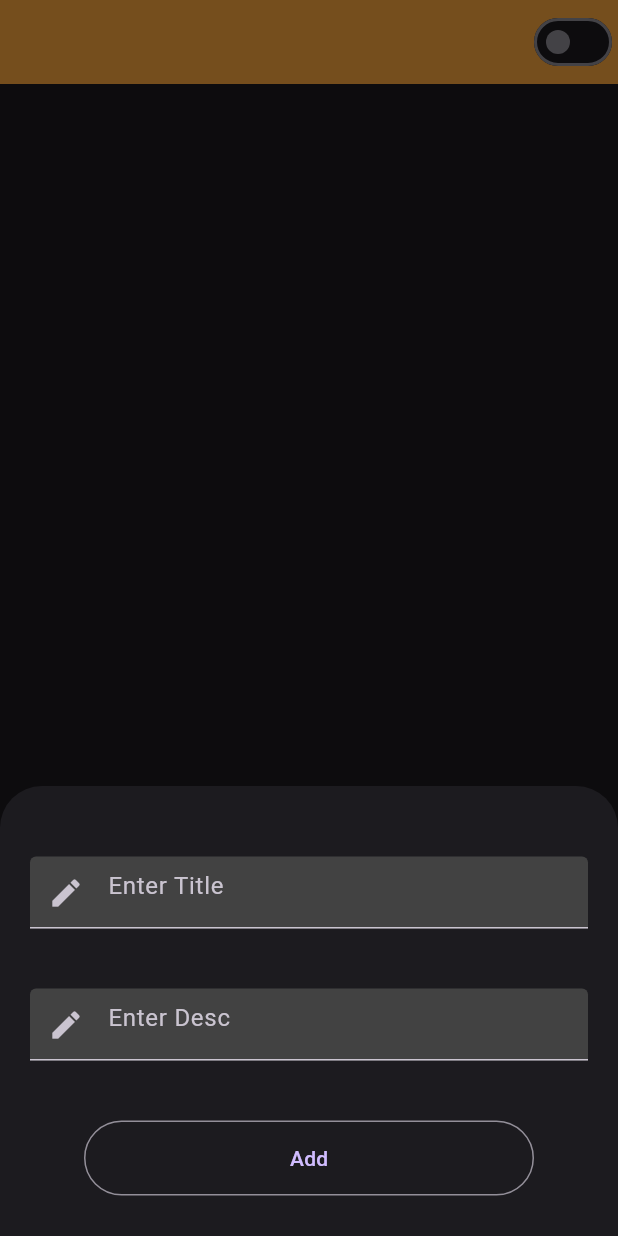
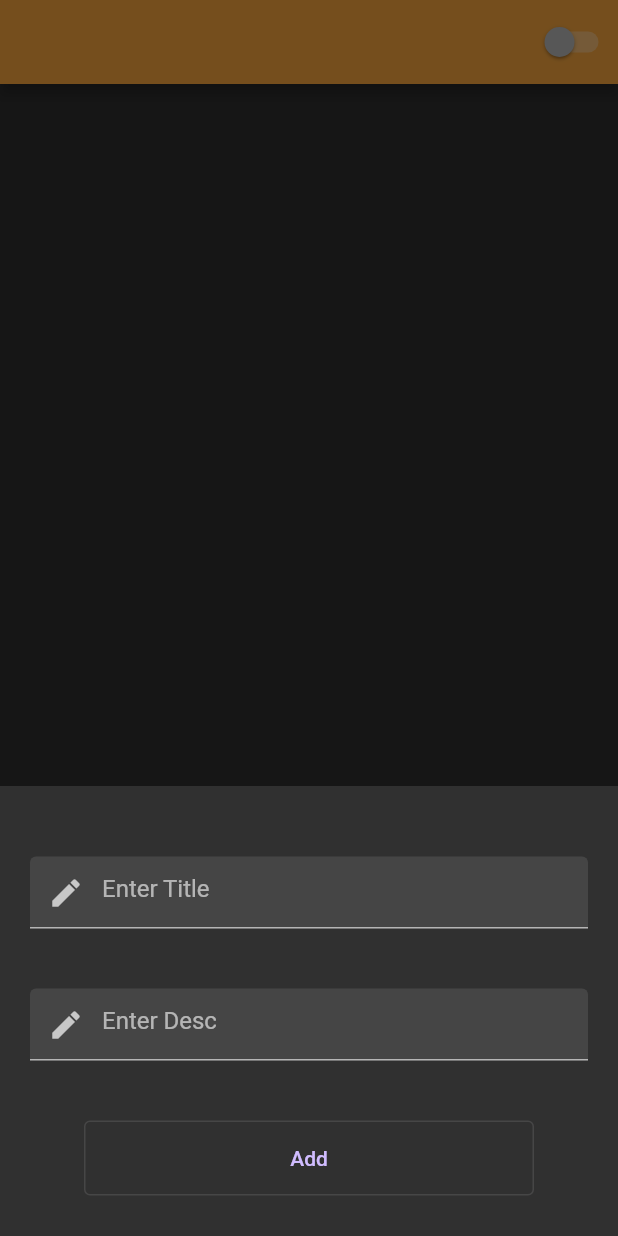
Before and after one commit to luffy-7132/wslc-226-database, a Flutter app: the screen it shows after launch, after a tap on the "add" icon, on a phone screen of 412 x 824 dp. Run offline on Flutter 3.47's test engine with Material 3 defaults, Android fonts, the phone set to English and light mode, and no system bars; our stand-ins replace sqflite; accounts and stored records are empty.

Commit message:
added theme

```diff
--- a/lib/app_Themes/app_theme.dart
+++ b/lib/app_Themes/app_theme.dart
@@ -1,10 +1,10 @@
 import 'package:flutter/material.dart';
 
 ThemeData lightMode =
-    ThemeData(useMaterial3: true, colorScheme: lightColorScheme);
+    ThemeData(useMaterial3: false, colorScheme: lightColorScheme);
 
 ThemeData darkMode =
-    ThemeData(useMaterial3: true, colorScheme: darkColorScheme);
+    ThemeData(useMaterial3: false, colorScheme: darkColorScheme);
 
 const lightColorScheme = ColorScheme(
   brightness: Brightness.light,
--- a/lib/custom_widgets/custom_widgets.dart
+++ b/lib/custom_widgets/custom_widgets.dart
@@ -3,13 +3,9 @@
 import 'package:flutter/material.dart';
 
 class Custom_Widgets {
-
-  static custom_textField (TextEditingController controller,
-  String text){
+  static custom_textField(TextEditingController controller, String text) {
     return Padding(
-      padding: const EdgeInsets.symmetric(
-        horizontal: 20,vertical: 20
-      ),
+      padding: const EdgeInsets.symmetric(horizontal: 20, vertical: 20),
       child: TextField(
         controller: controller,
         decoration: InputDecoration(
@@ -17,18 +13,16 @@ class Custom_Widgets {
           prefixIcon: const Icon(Icons.edit),
           border: const UnderlineInputBorder(),
           filled: true,
-          fillColor: Colors.grey.shade800
-         ),
+        ),
       ),
     );
   }
 
-  static custom_button(String text, void Function()? onPressed){
+  static custom_button(String text, void Function()? onPressed) {
     return OutlinedButton(
       onPressed: onPressed,
-      style: OutlinedButton.styleFrom(
-        minimumSize: const Size(300, 50)
-      ), child: Text(text),
+      style: OutlinedButton.styleFrom(minimumSize: const Size(300, 50)),
+      child: Text(text),
     );
   }
 }
--- a/lib/main.dart
+++ b/lib/main.dart
@@ -4,18 +4,22 @@ import 'package:provider/provider.dart';
 import 'package:wslc_226_datbase/Screens/home_screen.dart';
 import 'package:wslc_226_datbase/providers/provider.dart';
 import 'package:wslc_226_datbase/providers/theme_provider.dart';
-
 import 'app_Themes/app_theme.dart';
 
 void main() {
-  runApp(MultiProvider(providers: [
-    ChangeNotifierProvider(
-      create: (context) => NotesProvider(),
+  runApp(
+    MultiProvider(
+      providers: [
+        ChangeNotifierProvider(
+          create: (context) => NotesProvider(),
+        ),
+        ChangeNotifierProvider(
+          create: (context) => ThemeProvider(),
+        ),
+      ],
+      child: const MyApp(),
     ),
-    ChangeNotifierProvider(
-      create: (context) => ThemeProvider(),
-    ),
-  ], child: const MyApp()));
+  );
 }
 
 class MyApp extends StatelessWidget {
--- a/lib/models/notes_model.dart
+++ b/lib/models/notes_model.dart
@@ -9,7 +9,7 @@ class Notes_Model {
 
   Notes_Model({this.id, required this.title, required this.desc});
 
-  ///2 func tomap , frommap
+  ///2 func to map , from map
   factory Notes_Model.fromMap(Map<String, dynamic> map) {
     return Notes_Model(
       id: map[DbHelper.Column_Id],
--- a/lib/providers/provider.dart
+++ b/lib/providers/provider.dart
@@ -27,8 +27,8 @@ class NotesProvider extends ChangeNotifier {
   }
 
   /// Update Notes
-  updateNotes(Notes_Model notes_model) async {
-    await db.updateNotes(notes_model);
+  updateNotes(Notes_Model notesModel) async {
+    await db.updateNotes(notesModel);
     arrNotes = await db.fetchAllData();
     notifyListeners();
   }
```
Also changed, not shown: lib/Screens/home_screen.dart (+15 -9 lines), lib/app_database/app_database.dart (+13 -11 lines), lib/providers/theme_provider.dart (+0 -22 lines).
